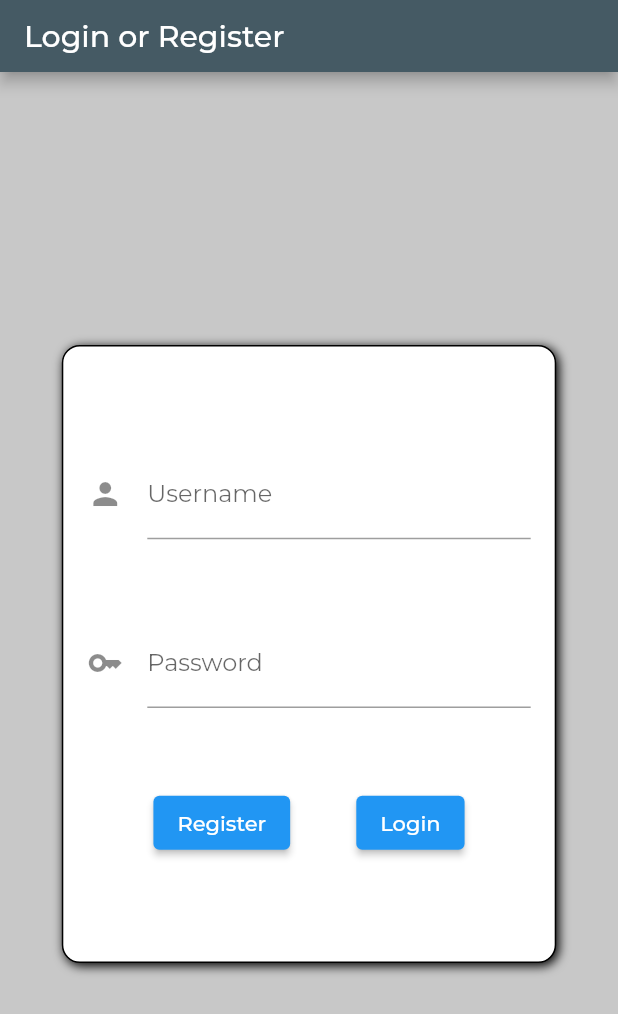
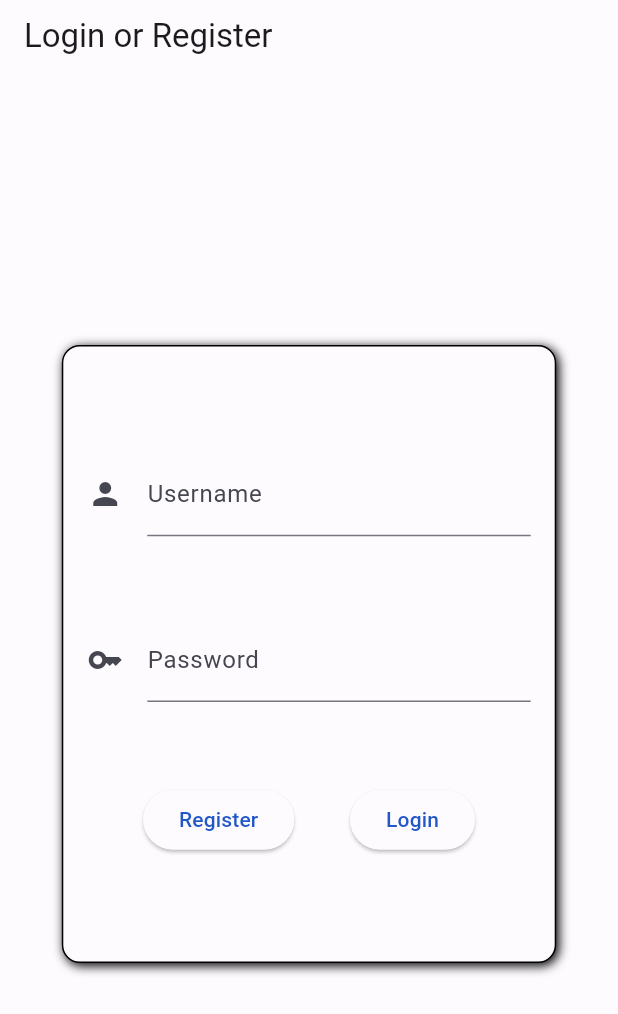
Before and after one commit to whitetxt/planner_app, a Flutter app: the screen it shows after launch, on a phone screen of 412 x 824 dp. Shown: the top 1014 px of the screen. Run offline on Flutter 3.47's test engine with Material 2 defaults, Android fonts, the phone set to English and light mode, and no system bars; our stand-ins replace auto_size_text, clock, flutter_colorpicker, flutter_local_notifications, flutter_timezone, shared_preferences and 2 more; accounts and stored records are empty.

Commit message:
App updates Added support for dark & light themes. Improved colour scheme. Fixed android build. Upgrade Gradle & Kotlin versions. Fixed AndroidManifest.xml Updated to use Material 3. Update pubspec.yaml to change app name and include icons. Upgrade packages.

```diff
--- a/lib/calendar.dart
+++ b/lib/calendar.dart
@@ -68,10 +68,10 @@ class _EventsMiniState extends State<EventsMini> {
               'GET',
               (http.Response response) {
                 gotEvents(response, add: true);
+                if (!mounted) return;
                 Navigator.of(context).popUntil(
                   ModalRoute.withName('/dash'),
                 ); // This removes any modals or popup dialogs that are active at the current time.
-                if (!mounted) return;
                 setState(
                   () {},
                 ); // This then just forces the page to rebuild and redraw itself.
@@ -278,9 +278,9 @@ class _CalendarPageState extends State<CalendarPage> {
               'GET',
               (http.Response response) {
                 gotEvents(response, add: true);
+                if (!mounted) return;
                 Navigator.of(context).popUntil(ModalRoute.withName(
                     '/dash')); // This removes any modals or popup dialogs that are active at the current time.
-                if (!mounted) return;
                 for (DateTime kDay in events.keys) {
                   if (isSameDay(kDay, time)) {
                     setState(() {
--- /dev/null
+++ b/lib/colour_scheme.dart
@@ -0,0 +1,69 @@
+import 'package:flutter/material.dart';
+
+const lightColorScheme = ColorScheme(
+  brightness: Brightness.light,
+  primary: Color(0xFF2257C6),
+  onPrimary: Color(0xFFFFFFFF),
+  primaryContainer: Color(0xFFDAE1FF),
+  onPrimaryContainer: Color(0xFF001849),
+  secondary: Color(0xFF4F56A9),
+  onSecondary: Color(0xFFFFFFFF),
+  secondaryContainer: Color(0xFFE0E0FF),
+  onSecondaryContainer: Color(0xFF030865),
+  tertiary: Color(0xFF3C58B4),
+  onTertiary: Color(0xFFFFFFFF),
+  tertiaryContainer: Color(0xFFDCE1FF),
+  onTertiaryContainer: Color(0xFF00164F),
+  error: Color(0xFFBA1A1A),
+  errorContainer: Color(0xFFFFDAD6),
+  onError: Color(0xFFFFFFFF),
+  onErrorContainer: Color(0xFF410002),
+  background: Color(0xFFFEFBFF),
+  onBackground: Color(0xFF1B1B1F),
+  surface: Color(0xFFFEFBFF),
+  onSurface: Color(0xFF1B1B1F),
+  surfaceVariant: Color(0xFFE1E2EC),
+  onSurfaceVariant: Color(0xFF45464F),
+  outline: Color(0xFF757680),
+  onInverseSurface: Color(0xFFF2F0F4),
+  inverseSurface: Color(0xFF303034),
+  inversePrimary: Color(0xFFB3C5FF),
+  shadow: Color(0xFF000000),
+  surfaceTint: Color(0xFF2257C6),
+  outlineVariant: Color(0xFFC5C6D0),
+  scrim: Color(0xFF000000),
+);
+
+const darkColorScheme = ColorScheme(
+  brightness: Brightness.dark,
+  primary: Color(0xFFB3C5FF),
+  onPrimary: Color(0xFF002B75),
+  primaryContainer: Color(0xFF003FA4),
+  onPrimaryContainer: Color(0xFFDAE1FF),
+  secondary: Color(0xFFBEC2FF),
+  onSecondary: Color(0xFF1F2578),
+  secondaryContainer: Color(0xFF373E90),
+  onSecondaryContainer: Color(0xFFE0E0FF),
+  tertiary: Color(0xFFB6C4FF),
+  onTertiary: Color(0xFF00277E),
+  tertiaryContainer: Color(0xFF1F3F9B),
+  onTertiaryContainer: Color(0xFFDCE1FF),
+  error: Color(0xFFFFB4AB),
+  errorContainer: Color(0xFF93000A),
+  onError: Color(0xFF690005),
+  onErrorContainer: Color(0xFFFFDAD6),
+  background: Color(0xFF1B1B1F),
+  onBackground: Color(0xFFE4E2E6),
+  surface: Color(0xFF1B1B1F),
+  onSurface: Color(0xFFE4E2E6),
+  surfaceVariant: Color(0xFF45464F),
+  onSurfaceVariant: Color(0xFFC5C6D0),
+  outline: Color(0xFF8F909A),
+  onInverseSurface: Color(0xFF1B1B1F),
+  inverseSurface: Color(0xFFE4E2E6),
+  inversePrimary: Color(0xFF2257C6),
+  shadow: Color(0xFF000000),
+  surfaceTint: Color(0xFFB3C5FF),
+  outlineVariant: Color(0xFF45464F),
+  scrim: Color(0xFF000000),
+);
--- a/lib/homework.dart
+++ b/lib/homework.dart
@@ -1,19 +1,17 @@
 import 'dart:convert';
 import 'dart:io';
 import 'package:flutter/foundation.dart';
-import 'package:flutter_timezone/flutter_timezone.dart';
 import 'package:intl/intl.dart';
 
 import 'package:flutter/material.dart';
-import 'package:planner_app/network.dart';
 import 'package:http/http.dart' as http;
-import 'package:planner_app/notifs.dart';
 import 'package:shared_preferences/shared_preferences.dart';
 import 'package:clock/clock.dart';
-import 'package:timezone/data/latest_all.dart' as tz;
 import 'package:timezone/timezone.dart' as tz;
 
 import 'pl_appbar.dart'; // Provides PLAppBar for the bar at the top of the screen.
+import 'network.dart';
+import 'notifs.dart';
 
 List<HomeworkData> homework = [];
 
--- a/lib/main.dart
+++ b/lib/main.dart
@@ -1,8 +1,8 @@
 import 'package:auto_size_text/auto_size_text.dart';
 import 'package:flutter/gestures.dart';
 import 'package:flutter/material.dart';
-import 'package:google_fonts/google_fonts.dart';
 
+import 'colour_scheme.dart';
 import 'globals.dart';
 
 import 'login.dart';
@@ -27,29 +27,16 @@ class PlanAway extends StatelessWidget {
   // The MaterialApp is responsible for all rendering and event handling.
   @override
   Widget build(BuildContext context) {
-    ThemeData theme = ThemeData(
-      primaryColor: Colors.grey.shade600,
-      highlightColor: Colors.blue.shade100,
-      appBarTheme: AppBarTheme(
-        color: Colors.blueGrey.shade700,
-        iconTheme: const IconThemeData(
-          size: 16,
-          color: Color(0xFFFFFFFF),
-        ),
-      ),
-      bottomAppBarTheme: BottomAppBarTheme(
-        color: Colors.blueGrey.shade700,
-        elevation: 8,
-      ),
-      // This gets the montserrat font from Google, and uses it as the main font for the app.
-      textTheme: GoogleFonts.montserratTextTheme(),
-      dividerColor: Colors.black,
-      colorScheme: ColorScheme.fromSwatch(primarySwatch: Colors.blue)
-          .copyWith(background: const Color.fromRGBO(200, 200, 200, 1)),
-    );
     return MaterialApp(
       title: 'PlanAway',
-      theme: theme,
+      theme: ThemeData(
+        useMaterial3: true,
+        colorScheme: lightColorScheme,
+      ),
+      darkTheme: ThemeData(
+        useMaterial3: true,
+        colorScheme: darkColorScheme,
+      ),
       navigatorKey: navigatorKey,
       // I create routes here, which allows me to change the page by pushing the route's name
       // instead of using the class.
@@ -68,7 +55,7 @@ class MainPage extends StatefulWidget {
 
   // As this widget is stateful (it has a state),
   // The createState function is needed so that it can be called
-  // Every time the widget (app) needs to be re-rendered.
+  // Every time the widget (whole app in this case) needs to be re-rendered.
   @override
   State<MainPage> createState() => _MainPageState();
 }
@@ -115,16 +102,17 @@ class _MainPageState extends State<MainPage>
         ],
       ),
       bottomNavigationBar: BottomAppBar(
+        elevation: 8,
         child: TabBar(
           controller: tabController,
-          unselectedLabelColor: const Color(0xFFBBBBBB),
+          unselectedLabelColor: Theme.of(context).colorScheme.outline,
           unselectedLabelStyle: const TextStyle(
             // Since some browsers don't like a font size of 0, I have used
             // 0.01 to hide the text when it's not selected.
             fontSize: 0.01,
           ),
-          labelColor: const Color(0xFFFFFFFF),
-          indicatorColor: Colors.purple.shade300,
+          labelColor: Theme.of(context).colorScheme.primary,
+          indicatorColor: Theme.of(context).colorScheme.primary,
           indicatorSize: TabBarIndicatorSize.label,
           // These tabs correspond to the pages in the TabBarView
           tabs: <Widget>[
--- a/lib/notifs.dart
+++ b/lib/notifs.dart
@@ -68,12 +68,13 @@ Future<void> setupNotifications() async {
   const AndroidInitializationSettings initializationSettingsAndroid =
       AndroidInitializationSettings('app_icon');
 
-  const LinuxInitializationSettings initializationSettingsLinux =
+  LinuxInitializationSettings initializationSettingsLinux =
       LinuxInitializationSettings(
     defaultActionName: 'Open notification',
+    defaultIcon: AssetsLinuxIcon('icons/app_icon.png'),
   );
 
-  const InitializationSettings initializationSettings = InitializationSettings(
+  InitializationSettings initializationSettings = InitializationSettings(
     android: initializationSettingsAndroid,
     linux: initializationSettingsLinux,
   );
--- a/lib/pl_appbar.dart
+++ b/lib/pl_appbar.dart
@@ -20,14 +20,14 @@ class PLAppBar extends PreferredSize {
                 ElevatedButton(
                   clipBehavior: Clip.antiAlias,
                   style: ElevatedButton.styleFrom(
-                    backgroundColor: Theme.of(context).highlightColor,
+                    backgroundColor:
+                        Theme.of(context).buttonTheme.colorScheme!.background,
                     shape: const CircleBorder(
                       side: BorderSide(width: 2),
                     ),
                   ),
                   child: const Icon(
                     Icons.settings,
-                    color: Color(0xFF000000),
                   ),
                   onPressed: () => Navigator.push(
                     // While normally I would user Navigator.pushNamed, here I
--- a/lib/settings.dart
+++ b/lib/settings.dart
@@ -1,11 +1,10 @@
 import 'package:flutter/material.dart';
-import 'package:planner_app/network.dart';
 
 import 'package:http/http.dart' as http;
-import 'package:planner_app/notifs.dart';
 import 'package:shared_preferences/shared_preferences.dart';
 
 import 'globals.dart';
+import 'network.dart';
 
 class SettingsPage extends StatefulWidget {
   const SettingsPage({Key? key}) : super(key: key);
```
Also changed, not shown: lib/timetable.dart (+20 -11 lines), pubspec.yaml (+4 -63 lines), icons/1.5x/app_icon_density.png (added), icons/2.0x/app_icon_density.png (added), icons/3.0x/app_icon_density.png (added), icons/4.0x/app_icon_density.png (added), icons/app_icon.png (added), icons/app_icon_density.png (added), icons/coworker.png (added), pubspec.lock, 5 other files.
